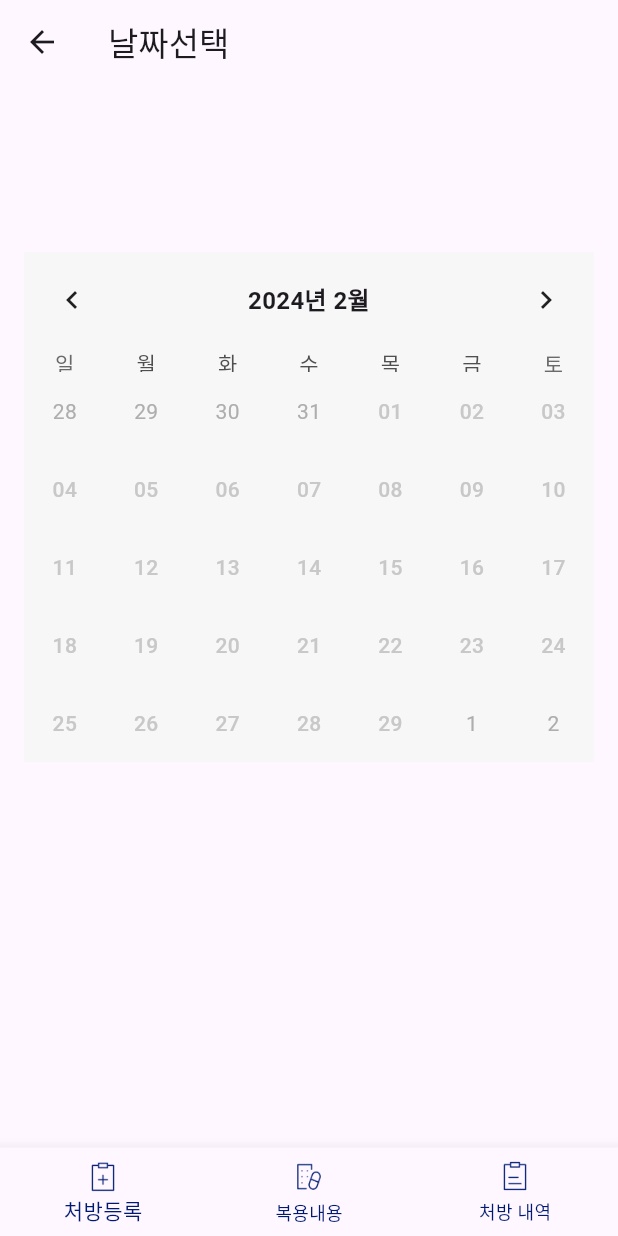
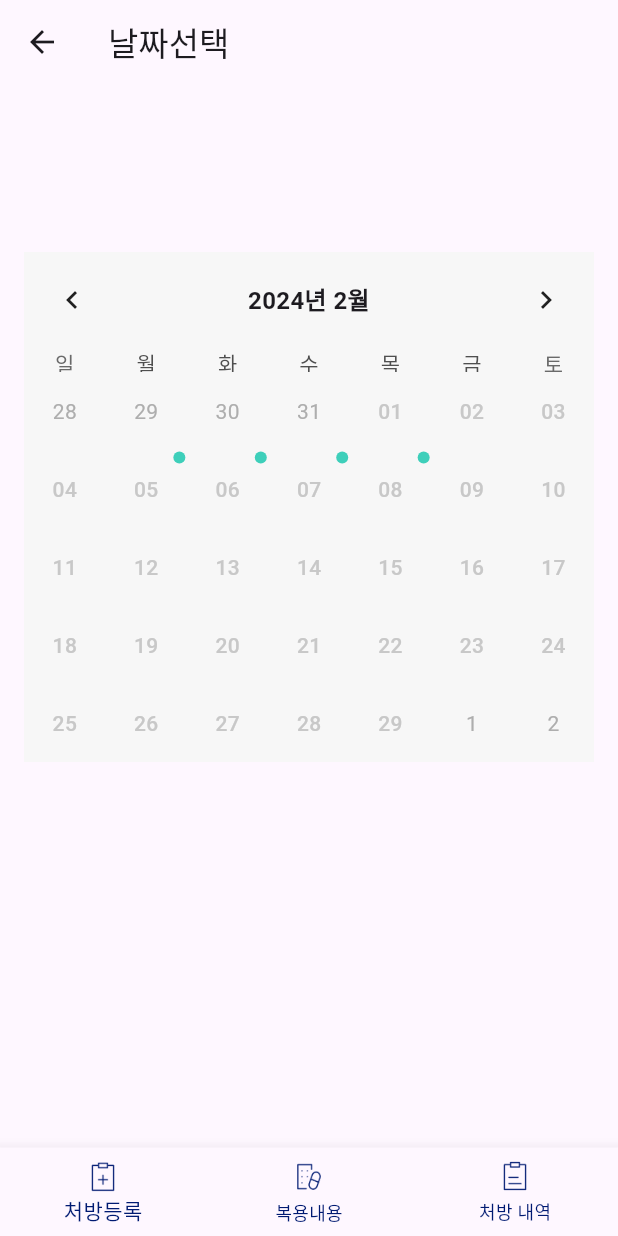
Before and after one commit to yungs11/care_management, a Flutter app: the screen it shows after launch, after a tap on "날짜선택페이지", on a phone screen of 412 x 824 dp. Run offline on Flutter 3.47's test engine with Material 3 defaults, Android fonts, the phone set to English and light mode, and no system bars; drawn by our look-alikes of table_calendar; our stand-ins replace dio; network calls fail; Roboto replaces fonts that are missing (Pretendard).

Commit message:
calendar 개발중

```diff
--- a/lib/screen/calendar_screen.dart
+++ b/lib/screen/calendar_screen.dart
@@ -91,12 +91,19 @@ class CalendarScreen extends StatelessWidget {
                       ),
                     );
                   }, markerBuilder: (context, date, events) {
-                    if (_medicineDates[date] != null) {
-                      return Positioned(
-                        right: 1,
-                        top: 1,
-                        child: _buildMedicineMarker(date),
-                      );
+                    // 모든 날짜를 동일한 시간으로 설정하여 비교
+                    DateTime normalizedDate =
+                        DateTime(date.year, date.month, date.day);
+
+                    // _medicineDates 맵을 순회하면서 normalizedDate와 비교
+                    for (var medicineDate in _medicineDates.keys) {
+                      if (isSameDay(medicineDate, normalizedDate)) {
+                        return Positioned(
+                          right: 1,
+                          top: 1,
+                          child: _buildMedicineMarker(date),
+                        );
+                      }
                     }
                   }),
                 ),
@@ -109,8 +116,14 @@ class CalendarScreen extends StatelessWidget {
   Widget _buildMedicineMarker(DateTime date) {
     return Container(
       decoration: BoxDecoration(shape: BoxShape.circle, color: PRIMARY_COLOR),
-      width: 3.0,
-      height: 3.0,
+      width: 8.0,
+      height: 8.0,
     );
   }
+
+  bool isSameDay(DateTime date1, DateTime date2) {
+    return date1.year == date2.year &&
+        date1.month == date2.month &&
+        date1.day == date2.day;
+  }
 }
```
